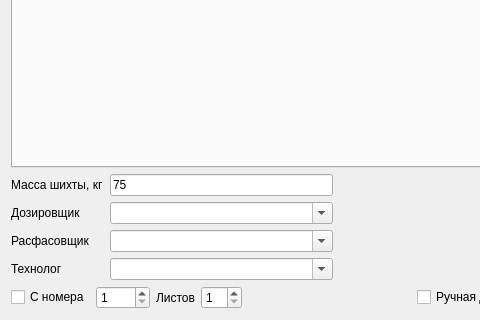
Sergeyego/label_doz, file mainwidget.ui: the form before one commit; both pictures show x 0 to 480 and y 362 to 682 of the 665 by 682 pixel window.
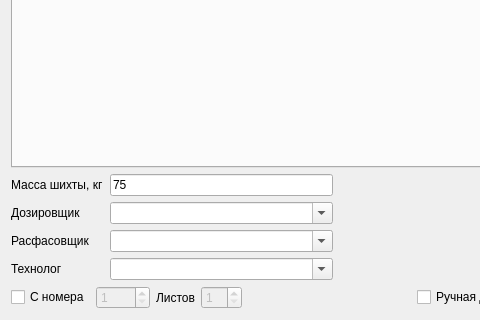
The form after the commit. Custom widgets are drawn as their Qt base class.

The edit to the form file:
```diff
--- a/mainwidget.ui
+++ b/mainwidget.ui
@@ -267,6 +267,9 @@
      </item>
      <item>
       <widget class="QSpinBox" name="spinNum">
+       <property name="enabled">
+        <bool>false</bool>
+       </property>
        <property name="minimum">
         <number>1</number>
        </property>
@@ -284,6 +287,9 @@
      </item>
      <item>
       <widget class="QSpinBox" name="spinBoxLst">
+       <property name="enabled">
+        <bool>false</bool>
+       </property>
        <property name="minimum">
         <number>1</number>
        </property>
```
